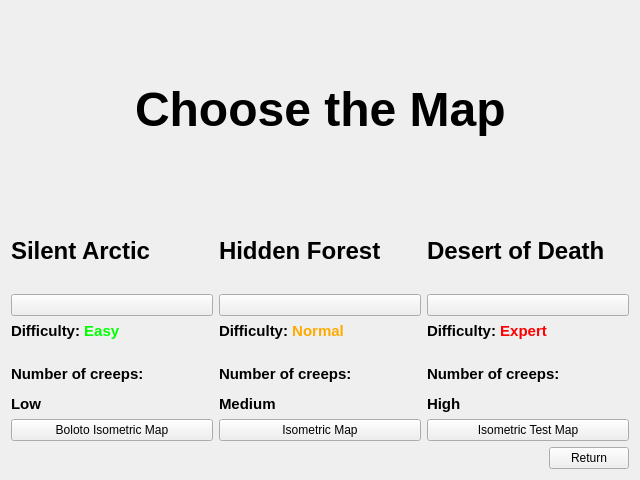
Qt form choosemapmenu.ui (BetmanSmall/TowerDefence) before a commit.
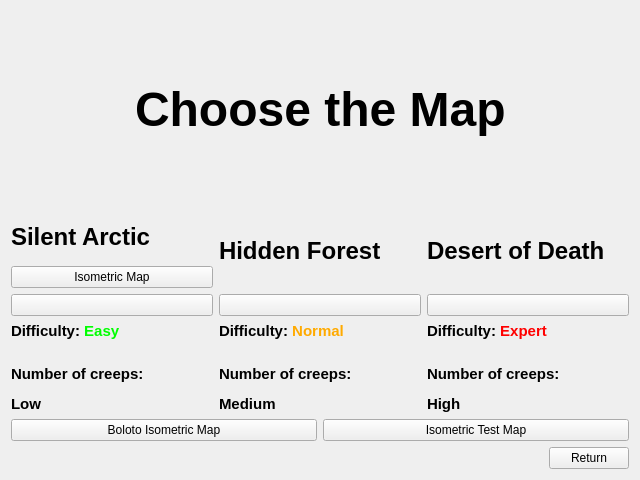
The same form after that commit. Icons and pictures are not drawn.

Diff of the .ui file:
```diff
--- a/choosemapmenu.ui
+++ b/choosemapmenu.ui
@@ -62,6 +62,28 @@
          </property>
         </widget>
        </item>
+       <item>
+        <widget class="QPushButton" name="loadMap5Button">
+         <property name="focusPolicy">
+          <enum>Qt::StrongFocus</enum>
+         </property>
+         <property name="acceptDrops">
+          <bool>false</bool>
+         </property>
+         <property name="text">
+          <string>Isometric Map</string>
+         </property>
+         <property name="autoDefault">
+          <bool>false</bool>
+         </property>
+         <property name="default">
+          <bool>false</bool>
+         </property>
+         <property name="flat">
+          <bool>false</bool>
+         </property>
+        </widget>
+       </item>
        <item>
         <widget class="QPushButton" name="loadMap1Button">
          <property name="text">
@@ -169,13 +191,6 @@
        </property>
       </widget>
      </item>
-     <item>
-      <widget class="QPushButton" name="loadMap5Button">
-       <property name="text">
-        <string>Isometric Map</string>
-       </property>
-      </widget>
-     </item>
      <item>
       <widget class="QPushButton" name="loadMap6Button">
        <property name="text">
```
